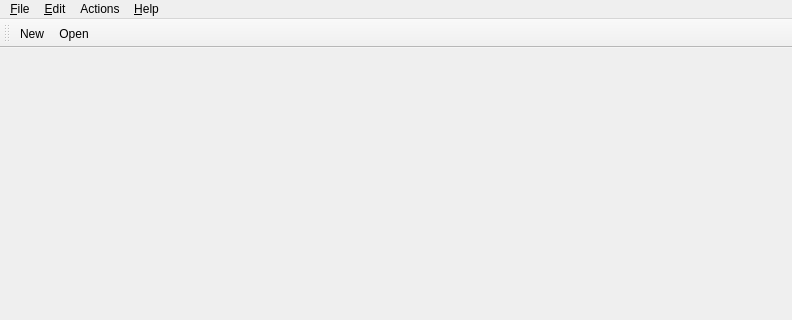
The window that FigureItNow7/MainWindow.ui (yuylong/FigureItNow) describes before a commit, drawn with Qt 5; both pictures show x 0 to 792 and y 0 to 320 of the 792 by 500 pixel window.
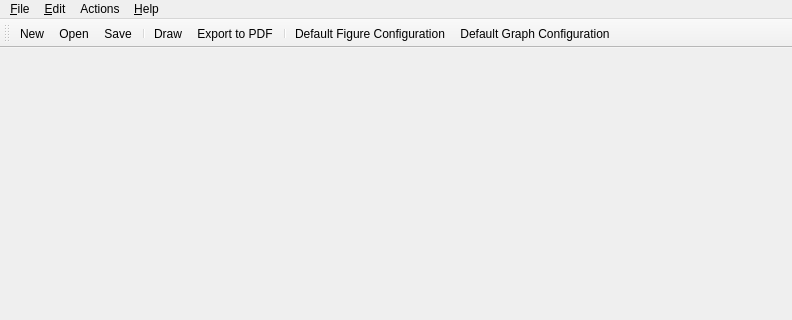
The same window after the commit.

Commit message: Refine code layout and UI layout.

The edit to the form file:
```diff
--- a/FigureItNow7/MainWindow.ui
+++ b/FigureItNow7/MainWindow.ui
@@ -129,6 +129,13 @@
    </attribute>
    <addaction name="actNew"/>
    <addaction name="actOpen"/>
+   <addaction name="actSave"/>
+   <addaction name="separator"/>
+   <addaction name="actDraw"/>
+   <addaction name="actExportPDF"/>
+   <addaction name="separator"/>
+   <addaction name="actDefFigConfig"/>
+   <addaction name="actDefGraphConfig"/>
   </widget>
   <widget class="QStatusBar" name="statusBar"/>
   <action name="actNew">
```
Left out of the diff: 2 changed lines with no effect on the pictures. The commit also changes 3 other files.
